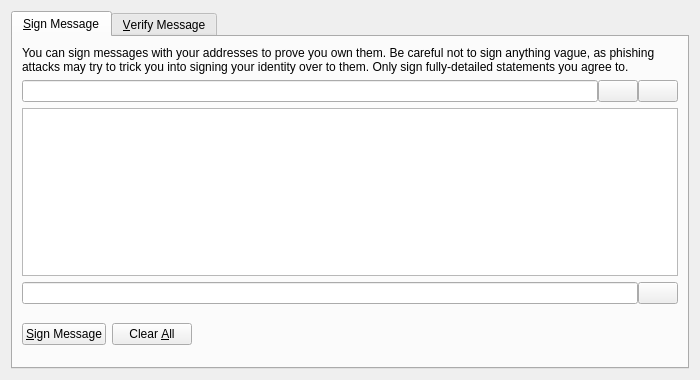
This is src/qt/forms/signverifymessagedialog.ui in wpstudio/blazecoin as Qt 5 draws it before an edit. The edited form follows.
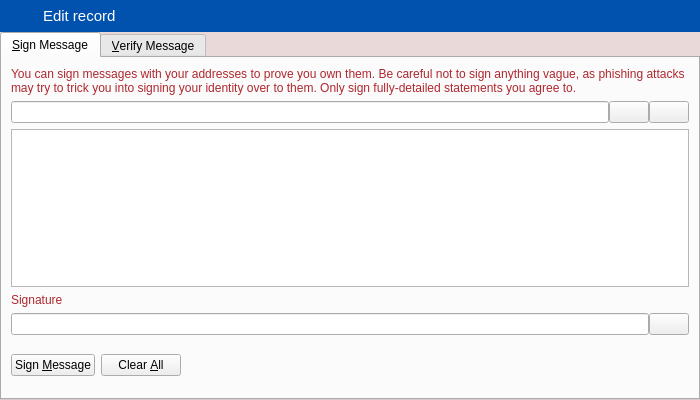
This is the edited form. The open tabs and pages were chosen to show the change. Icons and pictures are not drawn. Custom widgets are drawn as their Qt base class.

Diff of the .ui file:
```diff
--- a/src/qt/forms/signverifymessagedialog.ui
+++ b/src/qt/forms/signverifymessagedialog.ui
@@ -7,16 +7,157 @@
     <x>0</x>
     <y>0</y>
     <width>700</width>
-    <height>380</height>
+    <height>400</height>
    </rect>
   </property>
   <property name="windowTitle">
    <string>Signatures - Sign / Verify a Message</string>
   </property>
+  <property name="styleSheet">
+   <string notr="true">QLabel {
+	color: #AF272E;
+}
+
+QDialog {
+	background-color: #E9D9D8;
+}</string>
+  </property>
   <property name="modal">
    <bool>true</bool>
   </property>
   <layout class="QVBoxLayout" name="verticalLayout">
+   <property name="spacing">
+    <number>0</number>
+   </property>
+   <property name="margin">
+    <number>0</number>
+   </property>
+   <item>
+    <widget class="QWidget" name="wHeader" native="true">
+     <property name="minimumSize">
+      <size>
+       <width>0</width>
+       <height>32</height>
+      </size>
+     </property>
+     <property name="maximumSize">
+      <size>
+       <width>16777215</width>
+       <height>32</height>
+      </size>
+     </property>
+     <property name="styleSheet">
+      <string notr="true">#wHeader {
+	background-color: #0052AE;
+}</string>
+     </property>
+     <property name="is_header" stdset="0">
+      <bool>true</bool>
+     </property>
+     <layout class="QHBoxLayout" name="horizontalLayout_19">
+      <property name="margin">
+       <number>0</number>
+      </property>
+      <item>
+       <spacer name="horizontalSpacer_26">
+        <property name="orientation">
+         <enum>Qt::Horizontal</enum>
+        </property>
+        <property name="sizeType">
+         <enum>QSizePolicy::Fixed</enum>
+        </property>
+        <property name="sizeHint" stdset="0">
+         <size>
+          <width>7</width>
+          <height>20</height>
+         </size>
+        </property>
+       </spacer>
+      </item>
+      <item>
+       <widget class="QLabel" name="label_33">
+        <property name="sizePolicy">
+         <sizepolicy hsizetype="Preferred" vsizetype="Preferred">
+          <horstretch>0</horstretch>
+          <verstretch>0</verstretch>
+         </sizepolicy>
+        </property>
+        <property name="minimumSize">
+         <size>
+          <width>30</width>
+          <height>30</height>
+         </size>
+        </property>
+        <property name="maximumSize">
+         <size>
+          <width>30</width>
+          <height>30</height>
+         </size>
+        </property>
+        <property name="text">
+         <string/>
+        </property>
+        <property name="pixmap">
+         <pixmap resource="../res.qrc">:/res/edit_record_icon.png</pixmap>
+        </property>
+       </widget>
+      </item>
+      <item>
+       <widget class="QLabel" name="lbTitle">
+        <property name="font">
+         <font>
+          <pointsize>11</pointsize>
+          <stylestrategy>PreferAntialias</stylestrategy>
+         </font>
+        </property>
+        <property name="styleSheet">
+         <string notr="true">QLabel {
+	color: #FFFFFF;
+}</string>
+        </property>
+        <property name="text">
+         <string>Edit record</string>
+        </property>
+       </widget>
+      </item>
+      <item>
+       <widget class="QPushButton" name="bClose">
+        <property name="minimumSize">
+         <size>
+          <width>30</width>
+          <height>30</height>
+         </size>
+        </property>
+        <property name="maximumSize">
+         <size>
+          <width>30</width>
+          <height>30</height>
+         </size>
+        </property>
+        <property name="styleSheet">
+         <string notr="true">QPushButton {
+	image: url(:/res/close_normal.png);
+	border: 0px solid gray;
+}
+QPushButton:pressed:flat {
+	image: url(:/res/close_normal.png);
+}
+
+QPushButton:hover {
+	image: url(:/res/close_hover.png);
+}</string>
+        </property>
+        <property name="text">
+         <string notr="true"/>
+        </property>
+        <property name="flat">
+         <bool>true</bool>
+        </property>
+       </widget>
+      </item>
+     </layout>
+    </widget>
+   </item>
    <item>
     <widget class="QTabWidget" name="tabWidget">
      <property name="currentIndex">
@@ -104,6 +245,16 @@
          </property>
         </widget>
        </item>
+       <item>
+        <widget class="QLabel" name="signatureLabel_SM">
+         <property name="text">
+          <string>Signature</string>
+         </property>
+         <property name="textFormat">
+          <enum>Qt::PlainText</enum>
+         </property>
+        </widget>
+       </item>
        <item>
         <layout class="QHBoxLayout" name="horizontalLayout_2_SM">
          <property name="spacing">
@@ -148,7 +299,7 @@
             <string>Sign the message to prove you own this Bitcoin address</string>
            </property>
            <property name="text">
-            <string>&amp;Sign Message</string>
+            <string>Sign &amp;Message</string>
            </property>
            <property name="icon">
             <iconset resource="../bitcoin.qrc">
```
Left out of the diff: 50 changed lines with no effect on the pictures.
